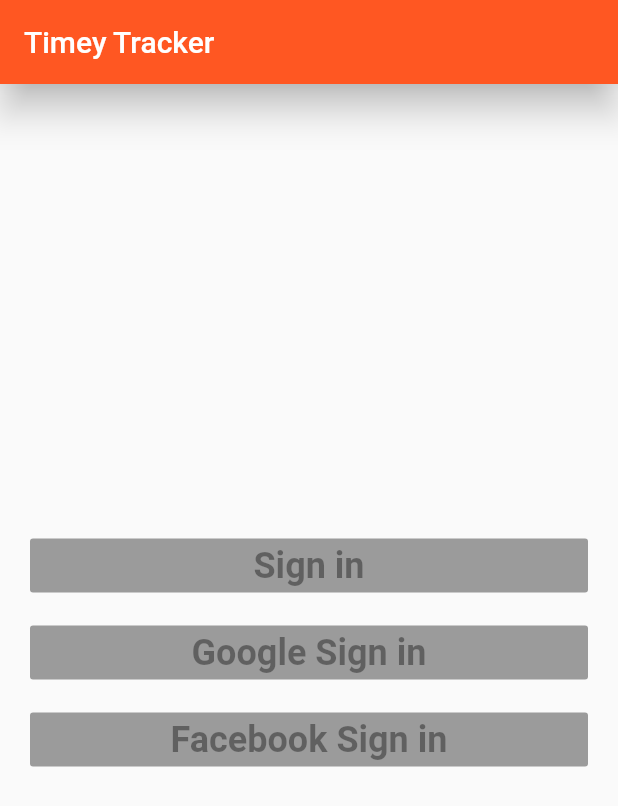
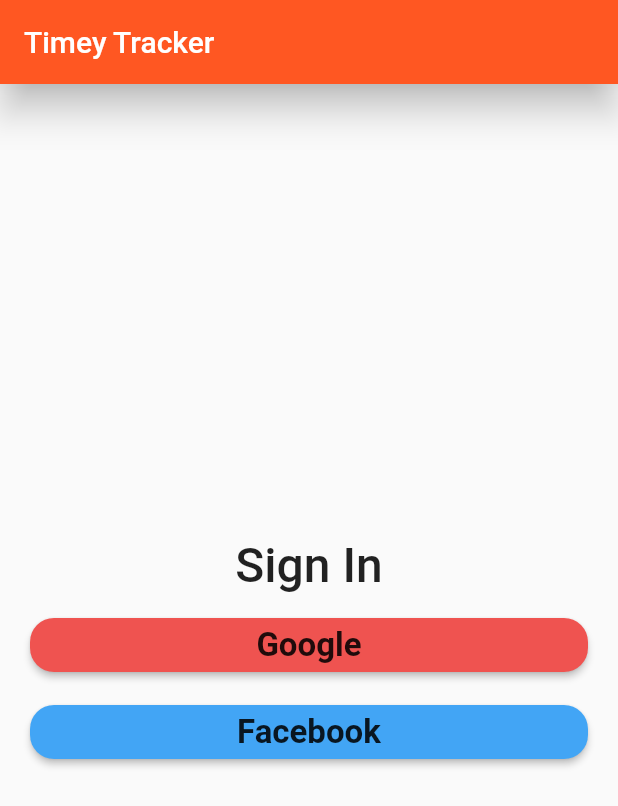
Before and after one commit to VickyAbishek/flutter_timesheet, a Flutter app: the screen it shows after launch, on a phone screen of 412 x 824 dp. Shown: the top 806 px of the screen. Run offline on Flutter 3.47's test engine with Material 2 defaults, Android fonts, the phone set to English and light mode, and no system bars.

Commit message:
styling button

```diff
--- a/timesheet/lib/view/login.dart
+++ b/timesheet/lib/view/login.dart
@@ -34,39 +34,55 @@ class LoginPage extends StatelessWidget {
           //   ),
           //   // padding: Padding(padding: ,),
           // )
+          // RaisedButton(
+          //             child: Text(
+          //     'Sign in',
+          //     textAlign: TextAlign.center,
+          //     style: TextStyle(
+          //       fontWeight: FontWeight.w600,
+          //       fontSize: 24.0
+          //      ),
+          //   ), onPressed: null,
+          // ),
+          Text(
+            'Sign In',
+            textAlign: TextAlign.center,
+            style: TextStyle(
+                fontStyle: FontStyle.normal,
+                fontSize: 32.0,
+                fontWeight: FontWeight.w500),
+          ),
+          SizedBox(
+            height: 10.0,
+          ),
           RaisedButton(
-                      child: Text(
-              'Sign in',
+            child: Text(
+              'Google',
               textAlign: TextAlign.center,
-              style: TextStyle(
-                fontWeight: FontWeight.w600,
-                fontSize: 24.0
-               ),
-            ), onPressed: null,
+              style: TextStyle(fontWeight: FontWeight.w600, fontSize: 22.0),
+            ),
+            onPressed: () {},
+            color: Colors.red[400],
+            shape: RoundedRectangleBorder(
+                borderRadius: BorderRadius.all(Radius.circular(16.0))),
           ),
-          SizedBox(height: 10.0,),
+          SizedBox(
+            height: 10.0,
+          ),
           RaisedButton(
-                      child: Text(
-              'Google Sign in',
+            color: Colors.blue[400],
+            child: Text(
+              'Facebook',
               textAlign: TextAlign.center,
-              style: TextStyle(
-                fontWeight: FontWeight.w600,
-                fontSize: 24.0
-               ),
-            ), onPressed: null,
+              style: TextStyle(fontWeight: FontWeight.w600, fontSize: 22.0),
+            ),
+            onPressed: () {},
+            shape: RoundedRectangleBorder(
+                borderRadius: BorderRadius.all(Radius.circular(16.0))),
           ),
-          SizedBox(height: 10.0,),
-          RaisedButton(
-                      child: Text(
-              'Facebook Sign in',
-              textAlign: TextAlign.center,
-              style: TextStyle(
-                fontWeight: FontWeight.w600,
-                fontSize: 24.0
-               ),
-            ), onPressed: null,
+          SizedBox(
+            height: 10.0,
           ),
-          SizedBox(height: 10.0,),
         ],
       ),
     );
```
Also changed, not shown: timesheet/pubspec.lock, 1 other file.
